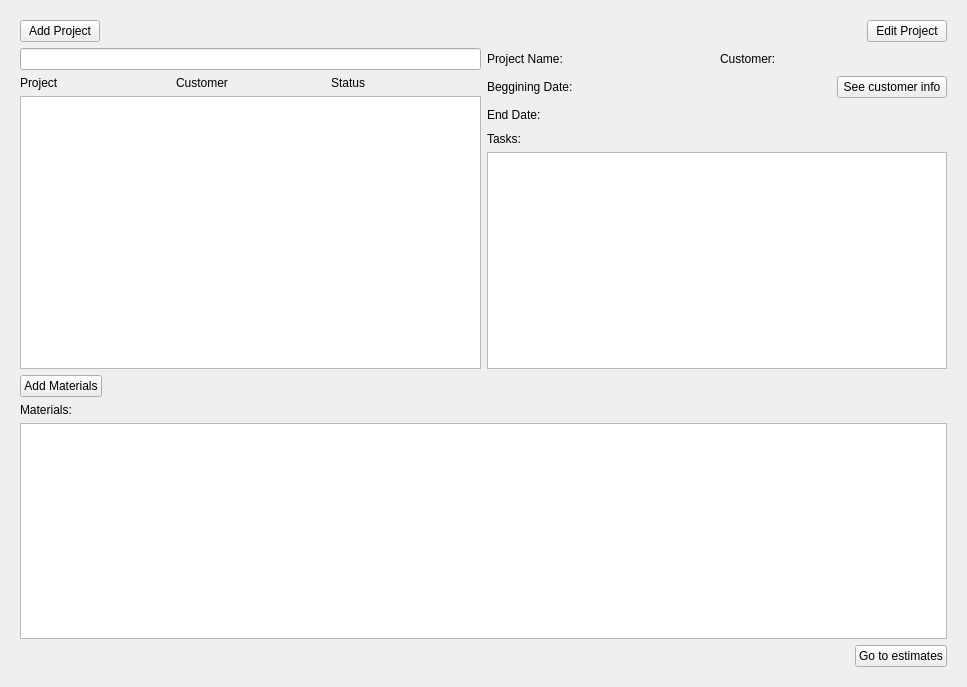
Old version of the form app/ui/projectWIdget.ui in the repository viana-vitor/Handie.
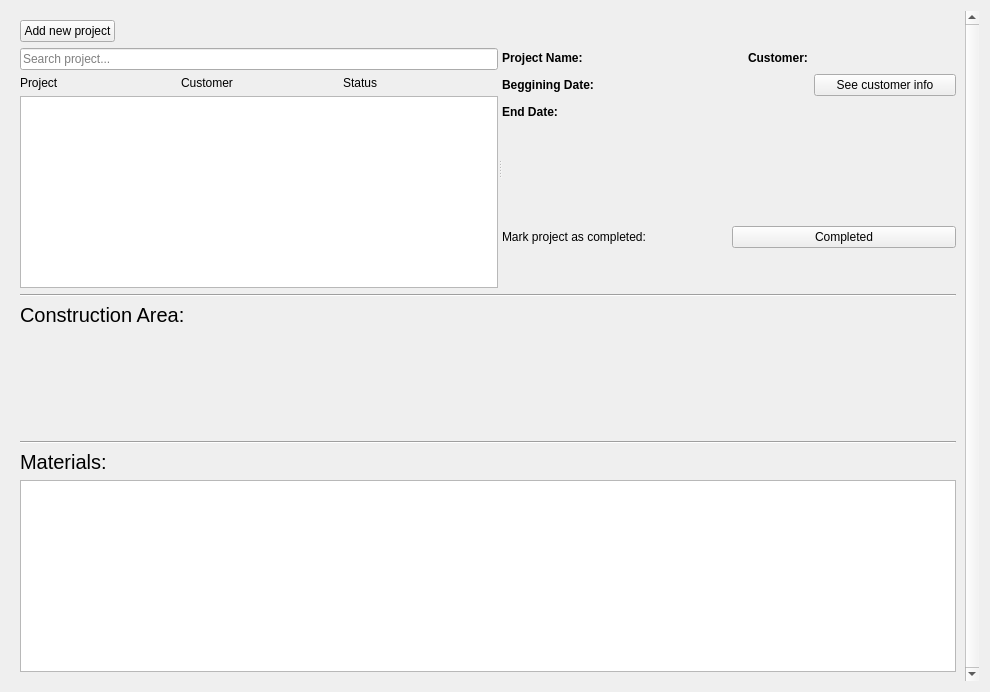
New version of the form.

```diff
--- a/app/ui/projectWIdget.ui
+++ b/app/ui/projectWIdget.ui
@@ -6,27 +6,41 @@
    <rect>
     <x>0</x>
     <y>0</y>
-    <width>967</width>
-    <height>687</height>
+    <width>990</width>
+    <height>692</height>
    </rect>
   </property>
   <property name="windowTitle">
    <string>Form</string>
   </property>
-  <layout class="QVBoxLayout" name="verticalLayout_3">
+  <layout class="QVBoxLayout" name="verticalLayout_2">
    <item>
-    <widget class="QStackedWidget" name="stackedWidget">
-     <property name="currentIndex">
-      <number>0</number>
+    <widget class="QScrollArea" name="scrollArea">
+     <property name="frameShape">
+      <enum>QFrame::NoFrame</enum>
      </property>
-     <widget class="QWidget" name="page">
-      <layout class="QGridLayout" name="gridLayout_2">
-       <item row="0" column="0" colspan="2">
+     <property name="verticalScrollBarPolicy">
+      <enum>Qt::ScrollBarAlwaysOn</enum>
+     </property>
+     <property name="widgetResizable">
+      <bool>true</bool>
+     </property>
+     <widget class="QWidget" name="scrollAreaWidgetContents">
+      <property name="geometry">
+       <rect>
+        <x>0</x>
+        <y>0</y>
+        <width>951</width>
+        <height>668</height>
+       </rect>
+      </property>
+      <layout class="QVBoxLayout" name="verticalLayout_4">
+       <item>
         <layout class="QHBoxLayout" name="horizontalLayout">
          <item>
           <widget class="QPushButton" name="pushButton">
            <property name="text">
-            <string>Add Project</string>
+            <string>Add new project</string>
            </property>
           </widget>
          </item>
@@ -43,19 +57,24 @@
            </property>
           </spacer>
          </item>
+        </layout>
+       </item>
          <item>
-          <widget class="QPushButton" name="pushButton_5">
-           <property name="text">
-            <string>Edit Project</string>
-           </property>
-          </widget>
-         </item>
-        </layout>
-       </item>
-       <item row="1" column="0" rowspan="2">
+        <widget class="QSplitter" name="splitter">
+         <property name="orientation">
+          <enum>Qt::Horizontal</enum>
+         </property>
+         <widget class="QWidget" name="">
         <layout class="QVBoxLayout" name="verticalLayout">
+           <property name="sizeConstraint">
+            <enum>QLayout::SetDefaultConstraint</enum>
+           </property>
          <item>
-          <widget class="QLineEdit" name="searchLineEdit"/>
+            <widget class="QLineEdit" name="searchLineEdit">
+             <property name="placeholderText">
+              <string>Search project...</string>
+             </property>
+            </widget>
          </item>
          <item>
           <layout class="QHBoxLayout" name="horizontalLayout_4">
@@ -84,6 +103,18 @@
          </item>
          <item>
           <widget class="QListWidget" name="listWidget">
+             <property name="sizePolicy">
+              <sizepolicy hsizetype="Expanding" vsizetype="MinimumExpanding">
+               <horstretch>0</horstretch>
+               <verstretch>0</verstretch>
+              </sizepolicy>
+             </property>
+             <property name="minimumSize">
+              <size>
+               <width>300</width>
+               <height>0</height>
+              </size>
+             </property>
            <property name="styleSheet">
             <string notr="true">QListWidget {
     show-decoration-selected: 1; /* make the selection span the entire width of the view */
@@ -115,11 +146,27 @@
           </widget>
          </item>
         </layout>
-       </item>
-       <item row="1" column="1">
-        <layout class="QGridLayout" name="gridLayout">
+         </widget>
+         <widget class="QWidget" name="">
+          <layout class="QVBoxLayout" name="verticalLayout_3">
+           <item>
+            <layout class="QGridLayout" name="gridLayout" rowstretch="0,0,0" columnminimumwidth="0,0,0,0">
+             <property name="leftMargin">
+              <number>0</number>
+             </property>
          <item row="0" column="0">
           <widget class="QLabel" name="label_2">
+               <property name="sizePolicy">
+                <sizepolicy hsizetype="Fixed" vsizetype="Preferred">
+                 <horstretch>0</horstretch>
+                 <verstretch>0</verstretch>
+                </sizepolicy>
+               </property>
+               <property name="font">
+                <font>
+                 <bold>true</bold>
+                </font>
+               </property>
            <property name="text">
             <string>Project Name:</string>
            </property>
@@ -127,6 +174,17 @@
          </item>
          <item row="0" column="2">
           <widget class="QLabel" name="label_3">
+               <property name="sizePolicy">
+                <sizepolicy hsizetype="Fixed" vsizetype="Preferred">
+                 <horstretch>0</horstretch>
+                 <verstretch>0</verstretch>
+                </sizepolicy>
+               </property>
+               <property name="font">
+                <font>
+                 <bold>true</bold>
+                </font>
+               </property>
            <property name="text">
             <string>Customer:</string>
            </property>
@@ -141,6 +199,17 @@
          </item>
          <item row="1" column="0">
           <widget class="QLabel" name="label_4">
+               <property name="sizePolicy">
+                <sizepolicy hsizetype="Fixed" vsizetype="Preferred">
+                 <horstretch>0</horstretch>
+                 <verstretch>0</verstretch>
+                </sizepolicy>
+               </property>
+               <property name="font">
+                <font>
+                 <bold>true</bold>
+                </font>
+               </property>
            <property name="text">
             <string>Beggining Date:</string>
            </property>
@@ -148,6 +217,17 @@
          </item>
          <item row="2" column="0">
           <widget class="QLabel" name="label_5">
+               <property name="sizePolicy">
+                <sizepolicy hsizetype="Fixed" vsizetype="Preferred">
+                 <horstretch>0</horstretch>
+                 <verstretch>0</verstretch>
+                </sizepolicy>
+               </property>
+               <property name="font">
+                <font>
+                 <bold>true</bold>
+                </font>
+               </property>
            <property name="text">
             <string>End Date:</string>
            </property>
@@ -155,10 +235,16 @@
          </item>
          <item row="0" column="1">
           <widget class="QLabel" name="projectLabel">
+               <property name="sizePolicy">
+                <sizepolicy hsizetype="Preferred" vsizetype="Preferred">
+                 <horstretch>0</horstretch>
+                 <verstretch>0</verstretch>
+                </sizepolicy>
+               </property>
            <property name="font">
             <font>
-             <family>Times New Roman</family>
-             <pointsize>14</pointsize>
+                 <family>.AppleSystemUIFont</family>
+                 <pointsize>13</pointsize>
              <bold>false</bold>
             </font>
            </property>
@@ -171,14 +257,17 @@
            <property name="alignment">
             <set>Qt::AlignCenter</set>
            </property>
+               <property name="wordWrap">
+                <bool>false</bool>
+               </property>
           </widget>
          </item>
          <item row="0" column="3">
           <widget class="QLabel" name="customerLabel">
            <property name="font">
             <font>
-             <family>Times New Roman</family>
-             <pointsize>14</pointsize>
+                 <family>.AppleSystemUIFont</family>
+                 <pointsize>13</pointsize>
             </font>
            </property>
            <property name="frameShape">
@@ -196,8 +285,8 @@
           <widget class="QLabel" name="begDateLabel">
            <property name="font">
             <font>
-             <family>Times New Roman</family>
-             <pointsize>14</pointsize>
+                 <family>.AppleSystemUIFont</family>
+                 <pointsize>13</pointsize>
             </font>
            </property>
            <property name="frameShape">
@@ -215,8 +304,8 @@
           <widget class="QLabel" name="endDateLabel">
            <property name="font">
             <font>
-             <family>Times New Roman</family>
-             <pointsize>14</pointsize>
+                 <family>.AppleSystemUIFont</family>
+                 <pointsize>13</pointsize>
             </font>
            </property>
            <property name="frameShape">
@@ -232,48 +321,112 @@
          </item>
         </layout>
        </item>
-       <item row="2" column="1">
-        <layout class="QVBoxLayout" name="verticalLayout_4">
          <item>
-          <widget class="QLabel" name="label_6">
-           <property name="text">
-            <string>Tasks:</string>
-           </property>
-          </widget>
-         </item>
-         <item>
-          <widget class="QListWidget" name="listWidget_2"/>
-         </item>
-        </layout>
-       </item>
-       <item row="3" column="0">
-        <layout class="QHBoxLayout" name="horizontalLayout_3">
-         <item>
-          <widget class="QPushButton" name="pushButton_2">
-           <property name="text">
-            <string>Add Materials</string>
-           </property>
-          </widget>
-         </item>
-         <item>
-          <spacer name="horizontalSpacer_3">
+            <spacer name="verticalSpacer_2">
            <property name="orientation">
-            <enum>Qt::Horizontal</enum>
+              <enum>Qt::Vertical</enum>
            </property>
            <property name="sizeHint" stdset="0">
             <size>
-             <width>40</width>
-             <height>20</height>
+               <width>20</width>
+               <height>40</height>
             </size>
            </property>
           </spacer>
          </item>
-        </layout>
-       </item>
-       <item row="4" column="0" colspan="2">
-        <layout class="QVBoxLayout" name="verticalLayout_2">
+           <item>
+            <layout class="QHBoxLayout" name="horizontalLayout_2">
+             <property name="sizeConstraint">
+              <enum>QLayout::SetDefaultConstraint</enum>
+             </property>
          <item>
           <widget class="QLabel" name="label">
+               <property name="sizePolicy">
+                <sizepolicy hsizetype="Preferred" vsizetype="Maximum">
+                 <horstretch>0</horstretch>
+                 <verstretch>0</verstretch>
+                </sizepolicy>
+               </property>
+               <property name="text">
+                <string>Mark project as completed:</string>
+               </property>
+              </widget>
+             </item>
+             <item>
+              <widget class="QPushButton" name="pushButton_2">
+               <property name="text">
+                <string>Completed</string>
+               </property>
+              </widget>
+             </item>
+            </layout>
+           </item>
+           <item>
+            <spacer name="verticalSpacer_3">
+             <property name="orientation">
+              <enum>Qt::Vertical</enum>
+             </property>
+             <property name="sizeType">
+              <enum>QSizePolicy::Fixed</enum>
+             </property>
+             <property name="sizeHint" stdset="0">
+              <size>
+               <width>20</width>
+               <height>40</height>
+              </size>
+             </property>
+            </spacer>
+           </item>
+          </layout>
+         </widget>
+        </widget>
+       </item>
+       <item>
+        <widget class="Line" name="line">
+         <property name="orientation">
+          <enum>Qt::Horizontal</enum>
+         </property>
+        </widget>
+       </item>
+       <item>
+        <widget class="QLabel" name="label_6">
+         <property name="font">
+          <font>
+           <pointsize>15</pointsize>
+          </font>
+         </property>
+         <property name="text">
+          <string>Construction Area:</string>
+         </property>
+        </widget>
+       </item>
+       <item>
+        <spacer name="verticalSpacer">
+         <property name="orientation">
+          <enum>Qt::Vertical</enum>
+         </property>
+         <property name="sizeHint" stdset="0">
+          <size>
+           <width>20</width>
+           <height>59</height>
+          </size>
+         </property>
+        </spacer>
+       </item>
+       <item>
+        <widget class="Line" name="line_2">
+         <property name="orientation">
+          <enum>Qt::Horizontal</enum>
+         </property>
+        </widget>
+       </item>
+       <item>
+        <widget class="QLabel" name="label_10">
+         <property name="font">
+          <font>
+           <pointsize>15</pointsize>
+          </font>
+         </property>
            <property name="text">
             <string>Materials:</string>
            </property>
@@ -283,34 +436,7 @@
           <widget class="QTableView" name="tableView"/>
          </item>
         </layout>
-       </item>
-       <item row="5" column="1">
-        <layout class="QHBoxLayout" name="horizontalLayout_2">
-         <item>
-          <spacer name="horizontalSpacer_2">
-           <property name="orientation">
-            <enum>Qt::Horizontal</enum>
-           </property>
-           <property name="sizeHint" stdset="0">
-            <size>
-             <width>40</width>
-             <height>20</height>
-            </size>
-           </property>
-          </spacer>
-         </item>
-         <item>
-          <widget class="QPushButton" name="pushButton_3">
-           <property name="text">
-            <string>Go to estimates</string>
-           </property>
-          </widget>
-         </item>
-        </layout>
-       </item>
-      </layout>
-     </widget>
-     <widget class="QWidget" name="page_2"/>
+     </widget>
     </widget>
    </item>
   </layout>
```
Left out of the diff: 3 changed lines with no effect on the pictures. Lines whose indentation alone changed are shown as unchanged.
